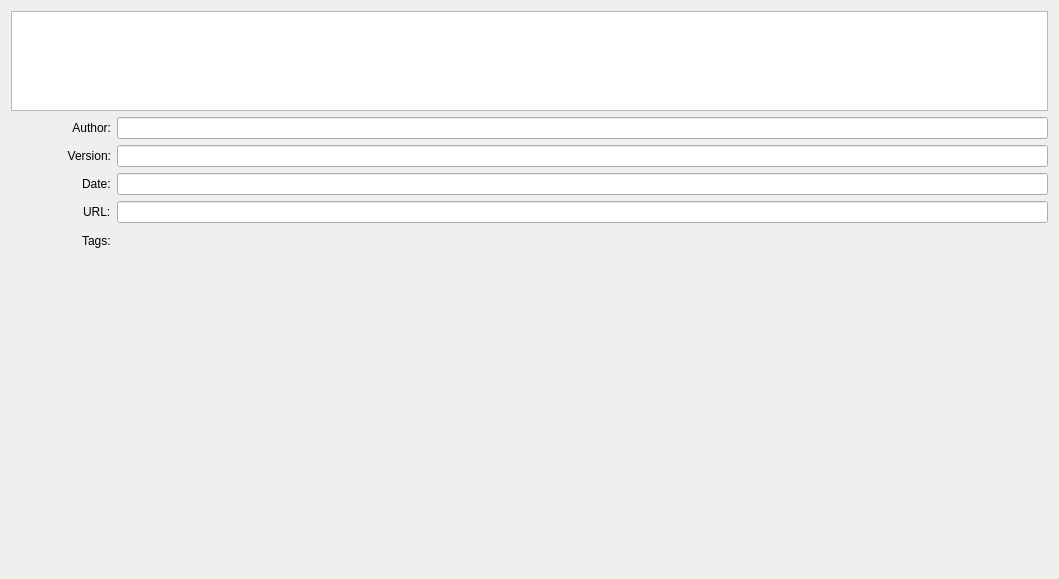
This is ui/a2element/nfo_edit.ui in ewerybody/a2 as Qt 5 draws it before an edit. The edited form follows.
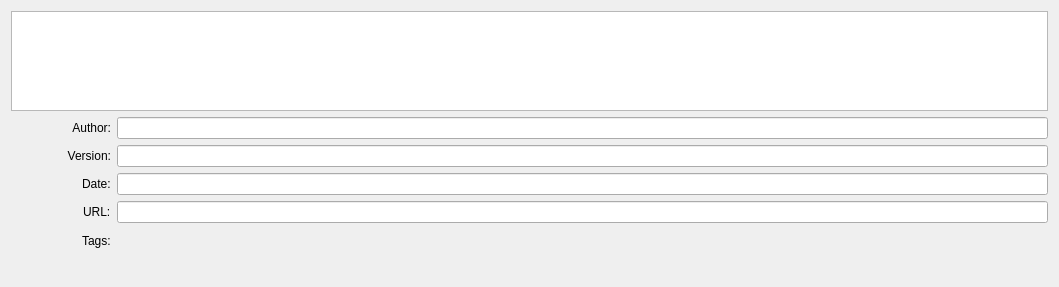
This is the edited form. Custom widgets are drawn as their Qt base class.

```diff
--- a/ui/a2element/nfo_edit.ui
+++ b/ui/a2element/nfo_edit.ui
@@ -6,7 +6,7 @@
     <x>0</x>
     <y>0</y>
     <width>1059</width>
-    <height>579</height>
+    <height>287</height>
    </rect>
   </property>
   <property name="windowTitle">
```
Left out of the diff: 43 changed lines with no effect on the pictures.
